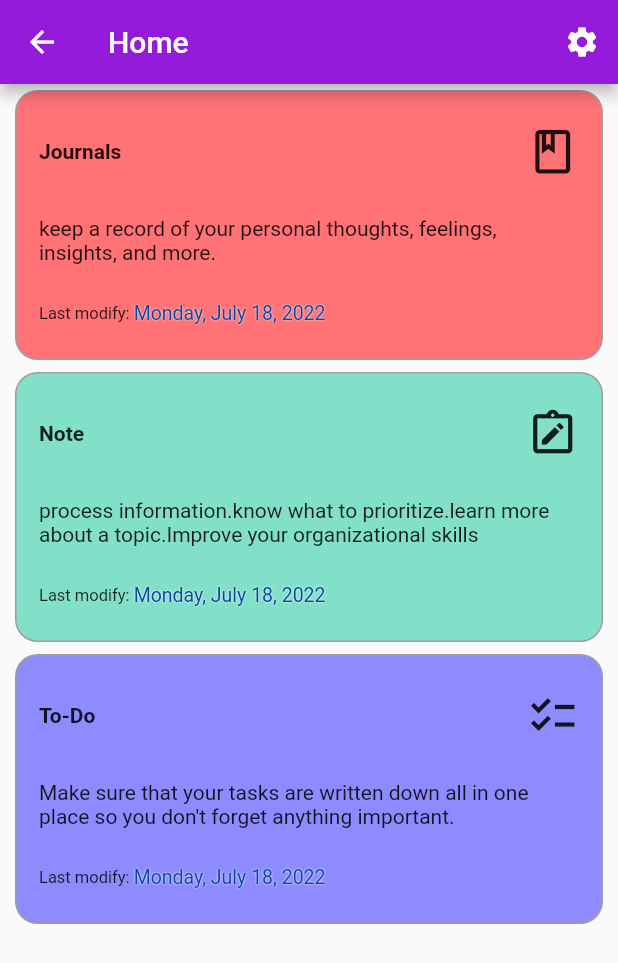
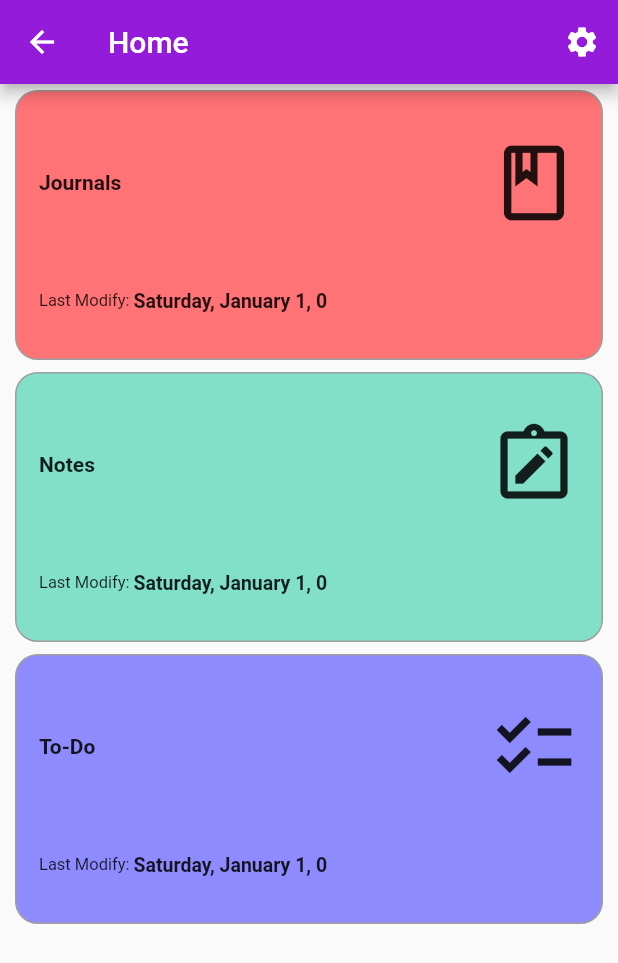
Before and after one commit to HashemAlkeshawi/Magic_calculator, a Flutter app: the Home screen opened directly, on a phone screen of 412 x 824 dp. Shown: the top 963 px of the screen. Run offline on Flutter 3.47's test engine with Material 2 defaults, Android fonts, the phone set to English and light mode, and no system bars; our stand-ins replace easy_localization, flutter_svg, introduction_screen, lottie, responsive_sizer, shared_preferences and 1 more; missing offline and left inert: share_files_and_screenshot_widgets; accounts and stored records are empty.

Commit message:
not responsive

```diff
--- a/assets/langs/en.json
+++ b/assets/langs/en.json
@@ -49,6 +49,7 @@
     "page_4_rule_2" : "You have to follow the form {Number, operation, Number}",
     "page_4_rule_3" : "The numbers must be positive, may include decimal point",
     "page_4_rule_4" : "The Sign must be one of the four operations {+ , - , / , * }",
-    "page_4_rule_5" : "You can always open settings by enter three zeros..  '000'"
-
+    "page_4_rule_5" : "You can always open settings by enter three zeros..  '000'",
+    "Done" : "Done",
+    "last modify" : "Last Modify: "
 }
--- a/lib/data/JSON_FILS/Journal_JSON.dart
+++ b/lib/data/JSON_FILS/Journal_JSON.dart
@@ -5,10 +5,8 @@ import '../dataClasses/Journals.dart';
 
 Map<String, dynamic> journals = {
   'name': 'Journal',
-  'date': DateTime.now(),
+  'date': DateTime(0),
   'color': const Color(0xffFF7276),
-  'desc':
-      'keep a record of your personal thoughts, feelings, insights, and more.'
 };
 
 List<Journal> JournalList = [];
--- a/lib/data/JSON_FILS/Note_JSON.dart
+++ b/lib/data/JSON_FILS/Note_JSON.dart
@@ -6,11 +6,9 @@ import 'package:magic_calculator/screens/HiddenApp/notes_modul/note.dart';
 import '../dataBase/DataBase.dart';
 
 Map<String, dynamic> notes = {
-  'name': 'Note',
-  'date': DateTime.now(),
+  'name': 'Notes',
+  'date': DateTime(0),
   'color': const Color(0xff82E0C8),
-  'desc':
-      'process information.know what to prioritize.learn more about a topic.Improve your organizational skills'
 };
 
 List<Note> noteList = [];
--- a/lib/data/JSON_FILS/ToDo_JSON.dart
+++ b/lib/data/JSON_FILS/ToDo_JSON.dart
@@ -1,15 +1,15 @@
 import 'dart:collection';
 import 'dart:ui';
+
+import 'package:easy_localization/easy_localization.dart';
 
 import '../dataBase/DataBase.dart';
 import '../dataClasses/Todos.dart';
 
 Map<String, dynamic> tasks = {
   'name': 'To-Do',
-  'date': DateTime.now(),
+  'date': DateTime(0),
   'color': const Color(0xff8E8BFF),
-  'desc':
-      'Make sure that your tasks are written down all in one place so you don\'t forget anything important.',
 };
 
 List<Task> TasksList = [];
--- a/lib/screens/HiddenApp/home.dart
+++ b/lib/screens/HiddenApp/home.dart
@@ -1,6 +1,5 @@
 import 'package:easy_localization/easy_localization.dart';
 import 'package:flutter/material.dart';
-import 'package:intl/intl.dart';
 import 'package:magic_calculator/data/JSON_FILS/ToDo_JSON.dart';
 import 'package:magic_calculator/screens/HiddenApp/Settings.dart';
 
@@ -39,7 +38,7 @@ class Home extends StatelessWidget {
                   journals,
                   Icon(
                     Icons.book_outlined,
-                    size: 35,
+                    size: 60,
                   )),
             ),
             InkWell(
@@ -52,7 +51,7 @@ class Home extends StatelessWidget {
                   notes,
                   Icon(
                     Icons.note_alt_outlined,
-                    size: 35,
+                    size: 60,
                   )),
             ),
             InkWell(
@@ -65,7 +64,7 @@ class Home extends StatelessWidget {
                   tasks,
                   Icon(
                     Icons.checklist,
-                    size: 35,
+                    size: 60,
                   )),
             ),
           ],
@@ -97,19 +96,18 @@ class Home extends StatelessWidget {
               icon,
             ],
           ),
-          Text(map['desc']),
           Row(
             children: [
               Text(
-                "Last modify: ",
+                "last modify".tr(),
                 style: TextStyle(fontSize: 11),
               ),
               Text(
                 DateFormat.yMMMMEEEEd().format(map['date']),
                 style: TextStyle(
-                    fontSize: 13,
-                    color: Colors.blue[900],
-                    shadows: [Shadow(color: Colors.white, blurRadius: 1)]),
+                  fontSize: 13,
+                  fontWeight: FontWeight.bold,
+                ),
               ),
             ],
           ),
--- a/lib/screens/HiddenApp/intro_Screens/intro_Screen.dart
+++ b/lib/screens/HiddenApp/intro_Screens/intro_Screen.dart
@@ -122,7 +122,7 @@ class intro_Screen extends StatelessWidget {
         },
         done: Padding(
           padding: EdgeInsets.symmetric(horizontal: 12),
-          child: Text("Done"),
+          child: Text("Done".tr()),
         ),
         pages: [
           page_1("page_1_body".tr()),
--- a/lib/screens/HiddenApp/journals_modul/Add_Journal.dart
+++ b/lib/screens/HiddenApp/journals_modul/Add_Journal.dart
@@ -37,6 +37,7 @@ class Add_Journal extends StatelessWidget {
           if (headingText.isEmpty && contentText.isEmpty) {
             Navigator.of(context).pop();
           } else {
+            journals['date'] = DateTime.now();
             Journal journal = Journal(headingText, contentText, DateTime.now());
             magicDataBase().addData(table: Tables.journals, app: journal);
             Navigator.of(context).pop();
--- a/lib/screens/HiddenApp/notes_modul/Add_Note.dart
+++ b/lib/screens/HiddenApp/notes_modul/Add_Note.dart
@@ -36,6 +36,8 @@ class Add_Note extends StatelessWidget {
           if (headingText.isEmpty && contentText.isEmpty) {
             Navigator.of(context).pop();
           } else {
+            notes['date'] = DateTime.now();
+
             Note note = Note(headingText, contentText, DateTime.now());
             magicDataBase().addData(table: Tables.notes, app: note);
             Navigator.of(context).pop();
--- a/lib/widgets/Calculator.dart
+++ b/lib/widgets/Calculator.dart
@@ -1,6 +1,7 @@
 import 'package:easy_localization/easy_localization.dart';
 import 'package:flutter/material.dart';
 import 'package:magic_calculator/screens/HiddenApp/Settings.dart';
+import 'package:responsive_sizer/responsive_sizer.dart';
 import 'package:shared_preferences/shared_preferences.dart';
 
 import '../screens/HiddenApp/home.dart';
@@ -204,8 +205,8 @@ class _CalculatorState extends State<Calculator> {
   Widget nomberButton(dynamic nomber) {
     return Container(
       margin: EdgeInsets.all(3),
-      height: 70,
-      width: 80,
+      height: 20.w,
+      width: 12.h,
       child: ElevatedButton(
         style: ButtonStyle(
             backgroundColor: MaterialStateProperty.all(Color(0xff0EC0F7))),
--- a/pubspec.yaml
+++ b/pubspec.yaml
@@ -44,6 +44,7 @@ dependencies:
   easy_localization: ^3.0.1
   shared_preferences: ^2.0.15
   introduction_screen: ^3.0.2
+  responsive_sizer: ^3.1.0
   # flutter_launcher_icons: ^0.9.3
 
 dev_dependencies:
```
Also changed, not shown: assets/langs/ar.json (+7 -6 lines), lib/screens/HiddenApp/tasks_modul/Tasks_UI.dart (+5 -2 lines), pubspec.lock.
